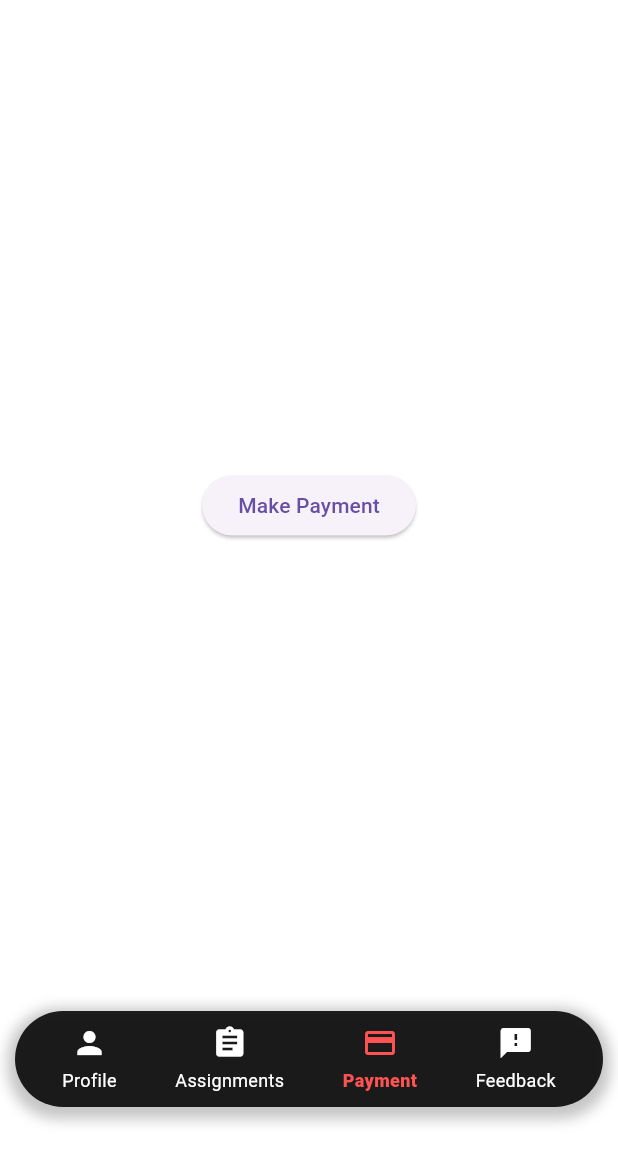
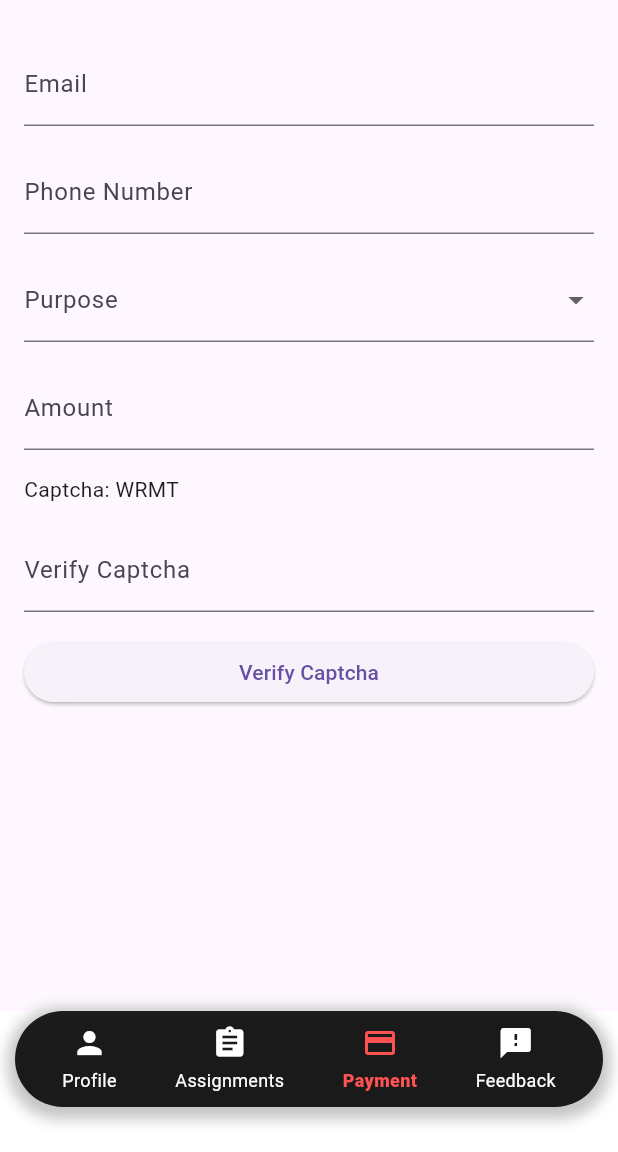
Before and after one commit to Ishan-Hegde/CRCE_Connex_App, a Flutter app: the screen it shows once a user with an empty profile is signed in, item 3 of the bottom bar chosen, on a phone screen of 412 x 824 dp, the part 84-1236 px from its top. Run offline on Flutter 3.47's test engine with Material 3 defaults, Android fonts, the phone set to English and light mode, and no system bars; our stand-ins replace file_picker, firebase_auth, firebase_core, google_fonts; missing offline and left inert: upi_india; accounts and stored records are empty.

Commit message:
payment page totally working....UI colors incomplete

```diff
--- a/lib/main.dart
+++ b/lib/main.dart
@@ -25,7 +25,7 @@ class MyApp extends StatelessWidget {
   // This widget is the root of your application.
   @override
   Widget build(BuildContext context) {
-    return const MaterialApp(
+    return MaterialApp(
       debugShowCheckedModeBanner: false,
       home: AuthPage(),
     );
--- a/lib/pages/home_page.dart
+++ b/lib/pages/home_page.dart
@@ -4,7 +4,7 @@ import 'package:crce_connex/screens/feedback_section/view.dart';
 import 'package:flutter/material.dart';
 import 'package:firebase_auth/firebase_auth.dart';
 import '../screens/assignment_section/view.dart';
-import 'package:upi_india/upi_india.dart';
+import '../screens/payment_page/view.dart'; // Import the payment_page.dart file
 
 // Added import for FeedbackPage
 
@@ -53,11 +53,11 @@ class _HomePageState extends State<HomePage> {
       ),
       body: IndexedStack(
         index: _currentIndex,
-        children: [
-          const ProfilePage(),
-          const AssignmentPg(),
+        children: const [
+          ProfilePage(),
+          AssignmentPg(),
           PaymentPage(),
-          const FeedbackPage(), // Changed to FeedbackPage
+          FeedbackPage(),
         ],
       ),
       backgroundColor: Colors.white,
@@ -101,7 +101,7 @@ class _HomePageState extends State<HomePage> {
         padding: const EdgeInsets.all(8.0),
         decoration: BoxDecoration(
           color:
-              _currentIndex == index ? Colors.transparent : Colors.transparent,
+          _currentIndex == index ? Colors.transparent : Colors.transparent,
           borderRadius: BorderRadius.circular(8.0),
         ),
         child: Column(
@@ -118,7 +118,7 @@ class _HomePageState extends State<HomePage> {
               style: TextStyle(
                 fontSize: 12.0,
                 fontWeight:
-                    _currentIndex == index ? FontWeight.w900 : FontWeight.w400,
+                _currentIndex == index ? FontWeight.w900 : FontWeight.w400,
                 color: _currentIndex == index ? Colors.redAccent : Colors.white,
               ),
             ),
@@ -142,35 +142,3 @@ class ProfilePage extends StatelessWidget {
     );
   }
 }
-
-
-
-class PaymentPage extends StatelessWidget {
-  Future<void> initiatePayment() async {
-    UpiIndia upiIndia = UpiIndia();
-    try {
-      UpiResponse response = await upiIndia.startTransaction(
-        app: UpiApp.googlePay, // Use your desired UPI app here
-        receiverUpiId: '9833239529@okicici', // Replace with the receiver's UPI ID
-        receiverName: 'Receiver Name',
-        transactionRefId: 'uniqueTransactionRefId',
-        transactionNote: 'Test transaction',
-        amount: 100.00, // Replace with the amount to be paid
-      );
-      // Handle the transaction response
-      print(response);
-    } catch (e) {
-      print('Error initiating transaction: $e');
-    }
-  }
-
-  @override
-  Widget build(BuildContext context) {
-    return Center(
-      child: ElevatedButton(
-        onPressed: initiatePayment,
-        child: Text('Make Payment'),
-      ),
-    );
-  }
-}
--- a/lib/routes.dart
+++ b/lib/routes.dart
@@ -1,5 +1,5 @@
+import 'package:crce_connex/screens/payment_page/view.dart';
 import 'package:flutter/material.dart';
-import 'screens/app_02/view.dart';
 import 'screens/app_05/view.dart';
 import 'screens/assignment_section/view.dart';
 import 'screens/feedback_section/view.dart';
@@ -9,9 +9,9 @@ class Routes {
     return {
       '/feedback_section': (context) => const FeedbackPage(),
       // Specify the import path for FeedbackPage
-      '/app02': (context) => const App02(),
+      '/payment_page': (context) => const PaymentPage(),
       '/app05': (context) => const App05(),
-      '/app07': (context) => const AssignmentPg(),
+      '/assignment_section': (context) => const AssignmentPg(),
     };
   }
 }
--- /dev/null
+++ b/lib/screens/payment_page/view.dart
@@ -0,0 +1,187 @@
+import 'dart:async';
+import 'dart:math';
+
+import 'package:flutter/material.dart';
+import 'package:upi_india/upi_india.dart';
+
+class PaymentPage extends StatefulWidget {
+  const PaymentPage({Key? key});
+
+  @override
+  _PaymentPageState createState() => _PaymentPageState();
+}
+
+class _PaymentPageState extends State<PaymentPage> {
+  TextEditingController emailController = TextEditingController();
+  TextEditingController phoneNumberController = TextEditingController();
+  TextEditingController amountController = TextEditingController();
+  String? selectedPurpose;
+  String captchaValue = '';
+  TextEditingController captchaController = TextEditingController();
+  bool captchaVerified = false;
+  bool isLoading = false;
+
+  List<String> purposeOptions = [
+    'Lorem Ipsum 1',
+    'Lorem Ipsum 2',
+    'Lorem Ipsum 3',
+  ];
+
+  void generateCaptcha() {
+    // Generate a random captcha value
+    final random = Random();
+    const int minAscii = 65; // ASCII value for 'A'
+    const int maxAscii = 90; // ASCII value for 'Z'
+    const int length = 4; // Captcha length
+    String captcha = '';
+
+    for (int i = 0; i < length; i++) {
+      int ascii = minAscii + random.nextInt(maxAscii - minAscii + 1);
+      captcha += String.fromCharCode(ascii);
+    }
+
+    setState(() {
+      captchaValue = captcha;
+      captchaVerified = false;
+    });
+  }
+
+  void verifyCaptcha() {
+    if (captchaController.text.toUpperCase() == captchaValue) {
+      setState(() {
+        captchaVerified = true;
+        isLoading = true; // Show loader
+      });
+      initiatePayment();
+    } else {
+      showDialog(
+        context: context,
+        builder: (context) => AlertDialog(
+          title: const Text('Error'),
+          content: const Text('Incorrect captcha. Please try again.'),
+          actions: [
+            TextButton(
+              onPressed: () {
+                Navigator.of(context).pop();
+              },
+              child: const Text('OK'),
+            ),
+          ],
+        ),
+      );
+    }
+  }
+
+  Future<void> initiatePayment() async {
+    // Simulate payment process with a delay
+    await Future.delayed(Duration(seconds: 1));
+
+    UpiIndia upiIndia = UpiIndia();
+    try {
+      UpiResponse response = await upiIndia.startTransaction(
+        app: UpiApp.paytm,
+        receiverUpiId: 'saieeraj.acharya@okicici',
+        receiverName: 'Receiver Name',
+        transactionRefId: 'uniqueTransactionRefId',
+        transactionNote: selectedPurpose ?? 'Default Transaction Note',
+        // Use selectedPurpose or a default value
+        amount: double.parse(amountController.text),
+      );
+      print(response);
+    } catch (e) {
+      print('Error initiating transaction: $e');
+    } finally {
+      setState(() {
+        isLoading = false; // Hide loader after payment process completes
+      });
+    }
+  }
+
+  @override
+  void initState() {
+    super.initState();
+    generateCaptcha(); // Generate initial captcha when the widget is initialized
+  }
+
+  Future<void> delayedRefresh() async {
+    // Simulate a delay of 1 second before refreshing
+    await Future.delayed(Duration(seconds: 1));
+
+    // Clear input fields and generate new captcha
+    emailController.clear();
+    phoneNumberController.clear();
+    amountController.clear();
+    selectedPurpose = null;
+    captchaController.clear();
+    generateCaptcha();
+  }
+
+  @override
+  Widget build(BuildContext context) {
+    return Scaffold(
+      body: RefreshIndicator(
+        onRefresh: delayedRefresh,
+        child: SingleChildScrollView(
+          padding: const EdgeInsets.all(16.0),
+          physics: const AlwaysScrollableScrollPhysics(),
+          child: Column(
+            crossAxisAlignment: CrossAxisAlignment.stretch,
+            children: [
+              const SizedBox(height: 12.0),
+              TextField(
+                controller: emailController,
+                decoration: const InputDecoration(labelText: 'Email'),
+              ),
+              const SizedBox(height: 16.0),
+              TextField(
+                controller: phoneNumberController,
+                decoration: const InputDecoration(labelText: 'Phone Number'),
+              ),
+              const SizedBox(height: 16.0),
+              DropdownButtonFormField<String>(
+                value: selectedPurpose,
+                onChanged: (value) {
+                  setState(() {
+                    selectedPurpose = value;
+                  });
+                },
+                items: purposeOptions.map((String value) {
+                  return DropdownMenuItem<String>(
+                    value: value,
+                    child: Text(value),
+                  );
+                }).toList(),
+                decoration: const InputDecoration(labelText: 'Purpose'),
+              ),
+              const SizedBox(height: 16.0),
+              TextField(
+                controller: amountController,
+                decoration: const InputDecoration(labelText: 'Amount'),
+                keyboardType: TextInputType.number,
+              ),
+              const SizedBox(height: 16.0),
+              Text('Captcha: $captchaValue'), // Display the captcha value
+              const SizedBox(height: 16.0),
+              TextField(
+                controller: captchaController,
+                decoration: const InputDecoration(labelText: 'Verify Captcha'),
+              ),
+              const SizedBox(height: 16.0),
+              ElevatedButton(
+                onPressed: captchaVerified ? initiatePayment : verifyCaptcha,
+                child:
+                    Text(captchaVerified ? 'Make Payment' : 'Verify Captcha'),
+              ),
+              const SizedBox(height: 16.0),
+              isLoading
+                  ? Center(
+                      child: CircularProgressIndicator(),
+                    )
+                  : SizedBox(), // Show loader if isLoading is true
+            ],
+          ),
+        ),
+      ),
+    );
+  }
+}
```
Also changed, not shown: lib/screens/app_02/view.dart (deleted, +0 -74 lines), lib/screens/feedback_section/view.dart (+8 -6 lines), pubspec.yaml (+15 -15 lines), pubspec.lock.
